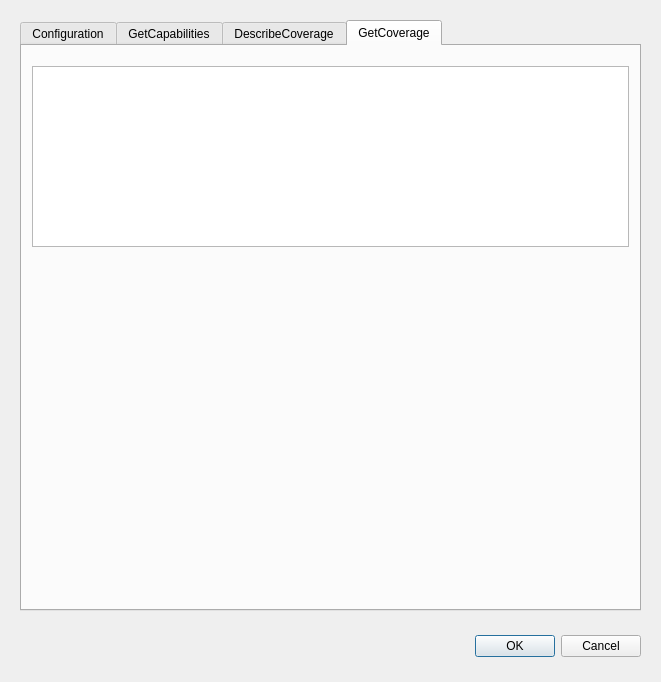
The window that wcs_viewer_dialog_base.ui (raphaelrpl/wcsviewer) describes before a commit, drawn with Qt 5.
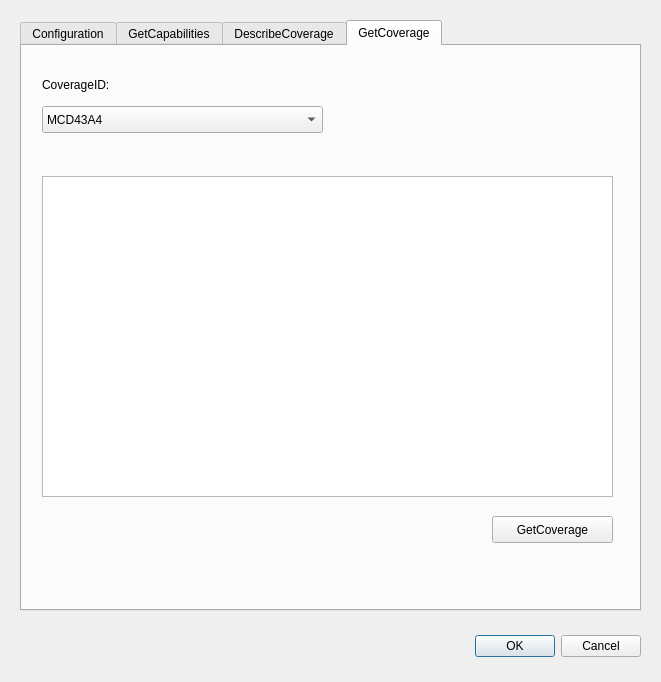
The same window after the commit.

```diff
--- a/wcs_viewer_dialog_base.ui
+++ b/wcs_viewer_dialog_base.ui
@@ -135,13 +135,62 @@
     <attribute name="title">
      <string>GetCoverage</string>
     </attribute>
-    <widget class="QListWidget" name="coveragesList">
+    <widget class="QComboBox" name="comboCoverage">
      <property name="geometry">
       <rect>
-       <x>10</x>
-       <y>20</y>
-       <width>597</width>
-       <height>181</height>
+       <x>20</x>
+       <y>60</y>
+       <width>281</width>
+       <height>27</height>
+      </rect>
+     </property>
+     <property name="autoFillBackground">
+      <bool>false</bool>
+     </property>
+     <item>
+      <property name="text">
+       <string>MCD43A4</string>
+      </property>
+     </item>
+     <item>
+      <property name="text">
+       <string>MOD09Q1</string>
+      </property>
+     </item>
+    </widget>
+    <widget class="QLabel" name="label_3">
+     <property name="geometry">
+      <rect>
+       <x>20</x>
+       <y>30</y>
+       <width>201</width>
+       <height>17</height>
+      </rect>
+     </property>
+     <property name="text">
+      <string>CoverageID:</string>
+     </property>
+    </widget>
+    <widget class="QPushButton" name="sendGetCoverage">
+     <property name="geometry">
+      <rect>
+       <x>470</x>
+       <y>470</y>
+       <width>121</width>
+       <height>27</height>
+      </rect>
+     </property>
+     <property name="text">
+      <string>GetCoverage</string>
+     </property>
+    </widget>
+    <widget class="QTextEdit" name="dataOutput">
+     <property name="geometry">
+      <rect>
+       <x>20</x>
+       <y>130</y>
+       <width>571</width>
+       <height>321</height>
       </rect>
      </property>
     </widget>
```
